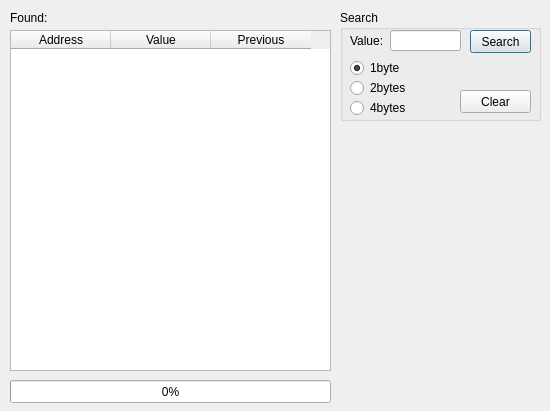
Above: src/frontend/qt_sdl/RAMInfoDialog.ui from melonDS-emu/melonDS before the change. Below: the same form after it.
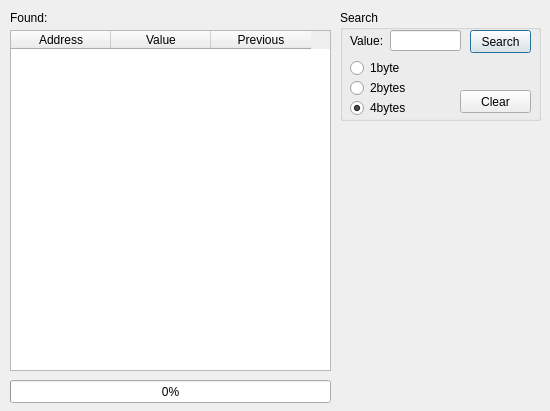
That is the form after the change.

Commit message: Modify: Set default search byte type to Four

What changed in the file:
```diff
--- a/src/frontend/qt_sdl/RAMInfoDialog.ui
+++ b/src/frontend/qt_sdl/RAMInfoDialog.ui
@@ -107,9 +107,6 @@
     <property name="text">
      <string>1byte</string>
     </property>
-    <property name="checked">
-     <bool>true</bool>
-    </property>
    </widget>
    <widget class="QRadioButton" name="radiobtn2bytes">
     <property name="geometry">
@@ -136,6 +133,9 @@
     <property name="text">
      <string>4bytes</string>
     </property>
+    <property name="checked">
+     <bool>true</bool>
+    </property>
    </widget>
   </widget>
   <widget class="QProgressBar" name="progressBar">
```
The commit also changes 1 other file.
